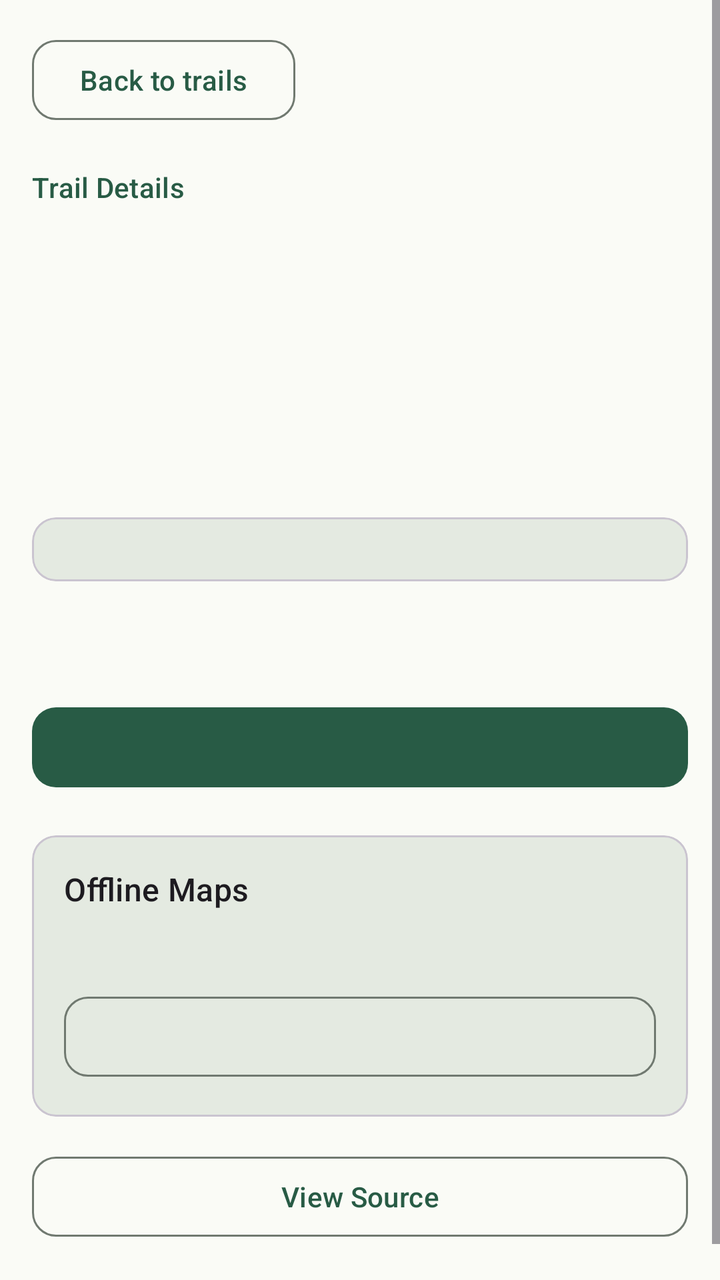
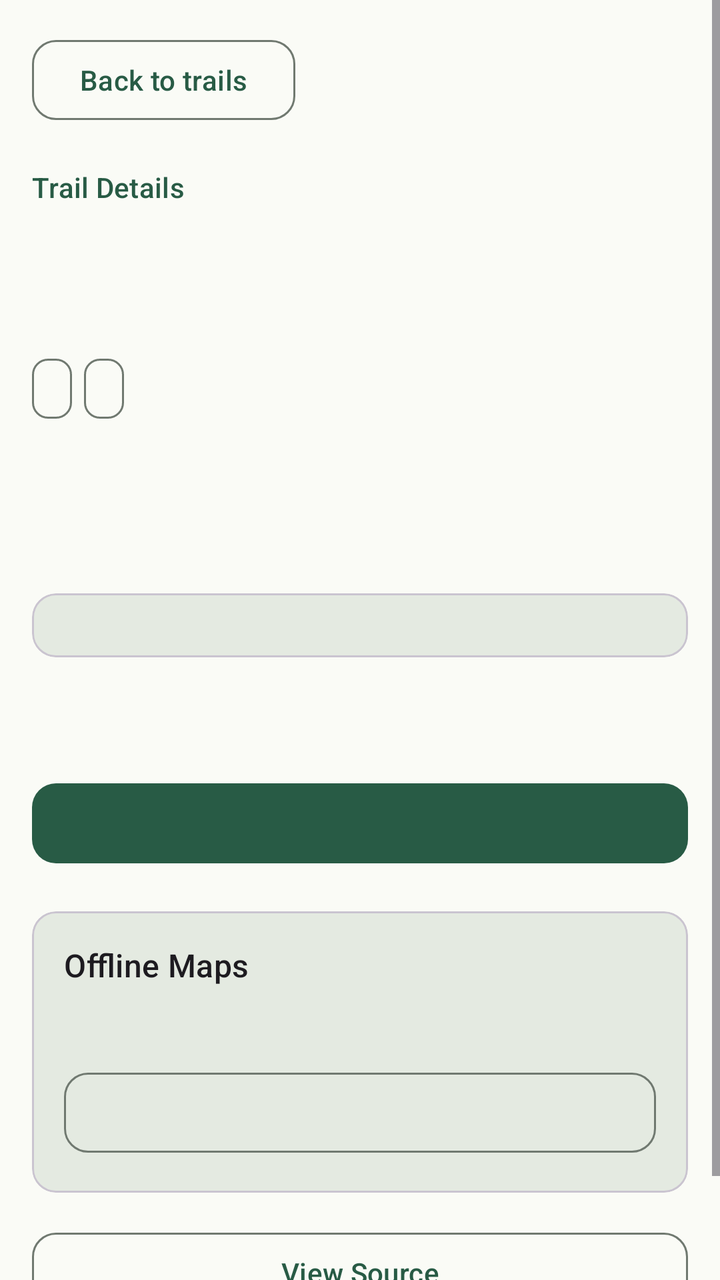

An Android layout rendered at two revisions. The XML below is the earlier revision; the diff shows what the commit changed to produce the second picture.
<!-- AndroidManifest.xml: application theme Theme.TrailRelay -->
<!-- res/layout/activity_trail_detail.xml -->
<?xml version="1.0" encoding="utf-8"?>
<ScrollView xmlns:android="http://schemas.android.com/apk/res/android"
    xmlns:app="http://schemas.android.com/apk/res-auto"
    android:id="@+id/detail_root"
    android:layout_width="match_parent" android:layout_height="match_parent"
    android:fillViewport="true" android:background="@color/trail_surface">
    <LinearLayout android:layout_width="match_parent" android:layout_height="wrap_content"
        android:orientation="vertical" android:padding="16dp">
        <com.google.android.material.button.MaterialButton android:id="@+id/detail_back"
            style="@style/Widget.TrailRelay.OutlinedButton"
            android:layout_width="wrap_content" android:layout_height="wrap_content"
            android:text="@string/back_to_trails" />
        <TextView android:layout_width="match_parent" android:layout_height="wrap_content"
            android:layout_marginTop="20dp" android:text="@string/trail_details"
            android:textAppearance="?attr/textAppearanceLabelLarge"
            android:textColor="@color/trail_primary" />
        <TextView android:id="@+id/detail_name" android:layout_width="match_parent"
            android:layout_height="wrap_content" android:layout_marginTop="4dp"
            android:textAppearance="?attr/textAppearanceHeadlineMedium"
            android:accessibilityHeading="true" />
        <TextView android:id="@+id/detail_source" android:layout_width="match_parent"
            android:layout_height="wrap_content" android:layout_marginTop="8dp"
            android:textAppearance="?attr/textAppearanceLabelLarge"
            android:textColor="@color/trail_on_surface_variant" />
        <TextView android:id="@+id/detail_status" android:layout_width="match_parent"
            android:layout_height="wrap_content" android:layout_marginTop="4dp"
            android:textAppearance="?attr/textAppearanceTitleMedium"
            android:textColor="@color/trail_primary" android:accessibilityLiveRegion="polite" />
        <TextView android:id="@+id/detail_description" android:layout_width="match_parent"
            android:layout_height="wrap_content" android:layout_marginTop="20dp"
            android:textAppearance="?attr/textAppearanceBodyLarge" />
        <com.google.android.material.card.MaterialCardView android:id="@+id/detail_fields_card"
            android:layout_width="match_parent" android:layout_height="wrap_content"
            android:layout_marginTop="20dp" app:cardBackgroundColor="@color/trail_surface_variant"
            app:cardCornerRadius="@dimen/trail_corner_radius" app:cardElevation="0dp">
            <LinearLayout android:id="@+id/detail_fields" android:layout_width="match_parent"
                android:layout_height="wrap_content" android:orientation="vertical"
                android:padding="16dp" />
        </com.google.android.material.card.MaterialCardView>
        <TextView android:id="@+id/detail_message" android:layout_width="match_parent"
            android:layout_height="wrap_content" android:layout_marginTop="16dp"
            android:textAppearance="?attr/textAppearanceBodyMedium"
            android:textColor="@color/trail_on_surface_variant" android:accessibilityLiveRegion="polite" />
        <com.google.android.material.progressindicator.LinearProgressIndicator
            android:id="@+id/detail_progress" android:layout_width="match_parent"
            android:layout_height="wrap_content" android:layout_marginTop="12dp"
            android:indeterminate="true" android:visibility="gone" />
        <com.google.android.material.button.MaterialButton android:id="@+id/detail_primary"
            android:layout_width="match_parent" android:layout_height="wrap_content"
            android:layout_marginTop="24dp" />
        <com.google.android.material.card.MaterialCardView android:id="@+id/detail_offline_card"
            android:layout_width="match_parent" android:layout_height="wrap_content"
            android:layout_marginTop="20dp" app:cardBackgroundColor="@color/trail_surface_variant"
            app:cardCornerRadius="@dimen/trail_corner_radius" app:cardElevation="0dp">
            <LinearLayout android:layout_width="match_parent" android:layout_height="wrap_content"
                android:orientation="vertical" android:padding="16dp">
                <TextView android:layout_width="match_parent" android:layout_height="wrap_content"
                    android:text="@string/offline_maps" android:textAppearance="?attr/textAppearanceTitleMedium" />
                <TextView android:id="@+id/detail_offline_state" android:layout_width="match_parent"
                    android:layout_height="wrap_content" android:layout_marginTop="8dp"
                    android:textAppearance="?attr/textAppearanceBodyMedium"
                    android:accessibilityLiveRegion="polite" />
                <com.google.android.material.button.MaterialButton android:id="@+id/detail_offline_action"
                    style="@style/Widget.TrailRelay.OutlinedButton"
                    android:layout_width="match_parent" android:layout_height="wrap_content"
                    android:layout_marginTop="12dp" />
            </LinearLayout>
        </com.google.android.material.card.MaterialCardView>
        <com.google.android.material.button.MaterialButton android:id="@+id/detail_source_action"
            style="@style/Widget.TrailRelay.OutlinedButton"
            android:layout_width="match_parent" android:layout_height="wrap_content"
            android:layout_marginTop="16dp" android:text="@string/view_source" />
        <TextView android:id="@+id/detail_source_url" android:layout_width="match_parent"
            android:layout_height="wrap_content" android:layout_marginTop="4dp"
            android:textAppearance="?attr/textAppearanceBodySmall"
            android:textColor="@color/trail_on_surface_variant" />
    </LinearLayout>
</ScrollView>
<!-- resources referenced by this layout -->
<resources>
  <color name="trail_on_surface_variant">#424B42</color>
  <color name="trail_primary">#285B45</color>
  <color name="trail_surface">#FAFBF6</color>
  <color name="trail_surface_variant">#E4EAE1</color>
  <dimen name="trail_corner_radius">12dp</dimen>
  <string name="back_to_trails">Back to trails</string>
  <string name="offline_maps">Offline Maps</string>
  <string name="trail_details">Trail Details</string>
  <string name="view_source">View Source</string>
  <style name="Widget.TrailRelay.OutlinedButton" parent="Widget.Material3.Button.OutlinedButton">
          <item name="cornerRadius">@dimen/trail_corner_radius</item>
          <item name="android:minHeight">48dp</item>
      </style>
  <style name="Theme.TrailRelay" parent="Theme.Material3.DayNight.NoActionBar">
          <item name="colorPrimary">@color/trail_primary</item>
          <item name="colorOnPrimary">@color/trail_on_primary</item>
          <item name="colorPrimaryContainer">@color/trail_primary_container</item>
          <item name="colorOnPrimaryContainer">@color/trail_on_primary_container</item>
          <item name="colorSecondary">@color/trail_secondary</item>
          <item name="colorOnSecondary">@color/trail_on_secondary</item>
          <item name="colorSurface">@color/trail_surface</item>
          <item name="colorOnSurface">@color/trail_on_surface</item>
          <item name="colorSurfaceVariant">@color/trail_surface_variant</item>
          <item name="colorOnSurfaceVariant">@color/trail_on_surface_variant</item>
          <item name="colorOutline">@color/trail_outline</item>
          <item name="colorError">@color/trail_error</item>
          <item name="colorOnError">@color/trail_on_error</item>
          <item name="android:windowLightStatusBar">false</item>
          <item name="android:statusBarColor">@android:color/transparent</item>
          <item name="android:navigationBarColor">@android:color/transparent</item>
          <item name="materialButtonStyle">@style/Widget.TrailRelay.Button</item>
          <item name="materialAlertDialogTheme">@style/ThemeOverlay.TrailRelay.Dialog</item>
      </style>
  <color name="trail_on_primary">#FFFFFF</color>
  <color name="trail_primary_container">#C6EAD1</color>
  <color name="trail_on_primary_container">#123525</color>
  <color name="trail_secondary">#526351</color>
  <color name="trail_on_secondary">#FFFFFF</color>
  <color name="trail_on_surface">#1A211C</color>
  <color name="trail_outline">#707970</color>
  <color name="trail_error">#B3261E</color>
  <color name="trail_on_error">#FFFFFF</color>
  <style name="Widget.TrailRelay.Button" parent="Widget.Material3.Button">
          <item name="cornerRadius">@dimen/trail_corner_radius</item>
          <item name="android:minHeight">48dp</item>
      </style>
  <style name="ThemeOverlay.TrailRelay.Dialog" parent="ThemeOverlay.Material3.MaterialAlertDialog">
          <item name="alertDialogStyle">@style/MaterialAlertDialog.TrailRelay</item>
      </style>
  <style name="MaterialAlertDialog.TrailRelay" parent="MaterialAlertDialog.Material3">
          <item name="shapeAppearance">@style/ShapeAppearance.TrailRelay.Dialog</item>
      </style>
  <style name="ShapeAppearance.TrailRelay.Dialog" parent="ShapeAppearance.Material3.Corner.Medium">
          <item name="cornerFamily">rounded</item>
          <item name="cornerSize">@dimen/trail_corner_radius</item>
      </style>
</resources>

<!-- the commit's change to res/layout/activity_trail_detail.xml (unified diff, before → after) -->
@@ -22,6 +22,20 @@
             android:layout_height="wrap_content" android:layout_marginTop="8dp"
             android:textAppearance="?attr/textAppearanceLabelLarge"
             android:textColor="@color/trail_on_surface_variant" />
+        <com.google.android.material.chip.ChipGroup
+            android:id="@+id/detail_status_chips"
+            android:layout_width="match_parent" android:layout_height="wrap_content"
+            android:layout_marginTop="8dp" app:chipSpacingHorizontal="6dp"
+            app:chipSpacingVertical="4dp" app:singleLine="false">
+            <com.google.android.material.chip.Chip
+                android:id="@+id/detail_route_chip"
+                style="@style/Widget.TrailRelay.StatusChip"
+                android:layout_width="wrap_content" android:layout_height="wrap_content" />
+            <com.google.android.material.chip.Chip
+                android:id="@+id/detail_aerial_chip"
+                style="@style/Widget.TrailRelay.StatusChip"
+                android:layout_width="wrap_content" android:layout_height="wrap_content" />
+        </com.google.android.material.chip.ChipGroup>
         <TextView android:id="@+id/detail_status" android:layout_width="match_parent"
             android:layout_height="wrap_content" android:layout_marginTop="4dp"
             android:textAppearance="?attr/textAppearanceTitleMedium"
<!-- resource entries referenced after the edit -->
@@ -12,6 +12,17 @@
   <style name="Widget.TrailRelay.OutlinedButton" parent="Widget.Material3.Button.OutlinedButton">
           <item name="cornerRadius">@dimen/trail_corner_radius</item>
           <item name="android:minHeight">48dp</item>
+      </style>
+  <style name="Widget.TrailRelay.StatusChip" parent="Widget.Material3.Chip.Assist">
+          <item name="android:minHeight">0dp</item>
+          <item name="chipMinHeight">30dp</item>
+          <item name="ensureMinTouchTargetSize">false</item>
+          <item name="chipIconSize">18dp</item>
+          <item name="chipStartPadding">8dp</item>
+          <item name="chipEndPadding">8dp</item>
+          <item name="textStartPadding">4dp</item>
+          <item name="textEndPadding">0dp</item>
+          <item name="android:textAppearance">?attr/textAppearanceLabelMedium</item>
       </style>
   <style name="Theme.TrailRelay" parent="Theme.Material3.DayNight.NoActionBar">
           <item name="colorPrimary">@color/trail_primary</item>
